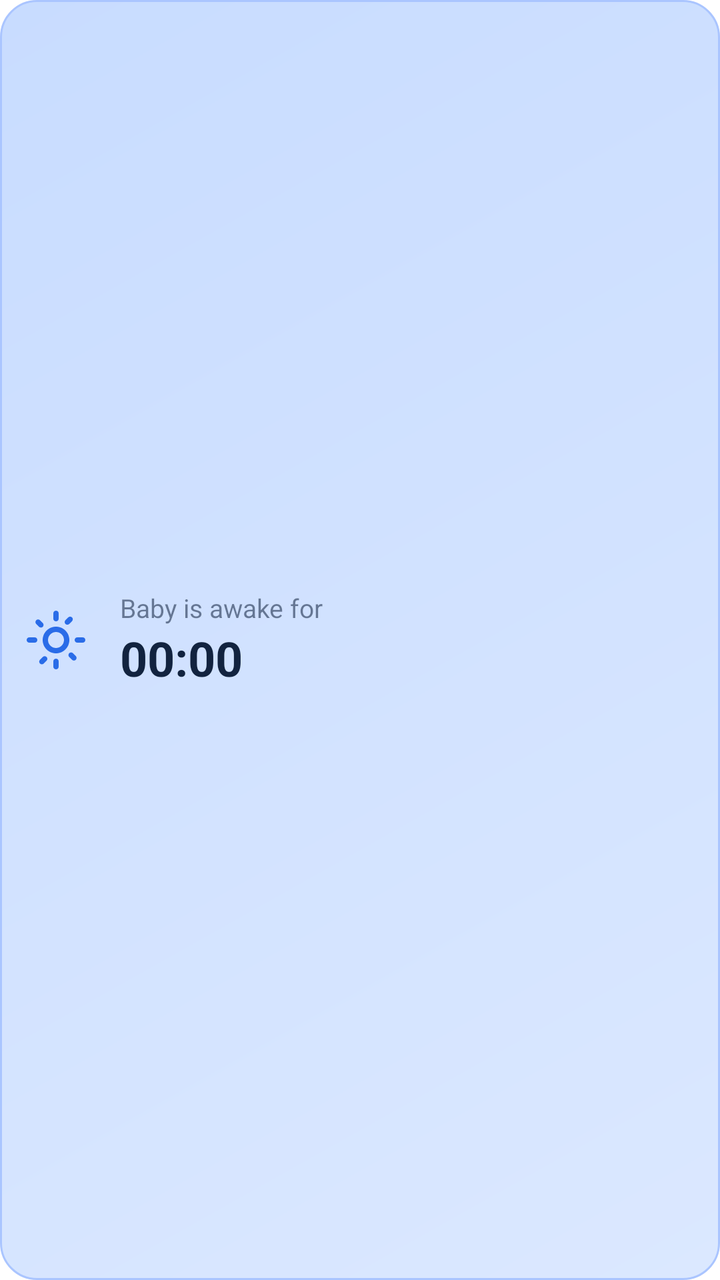
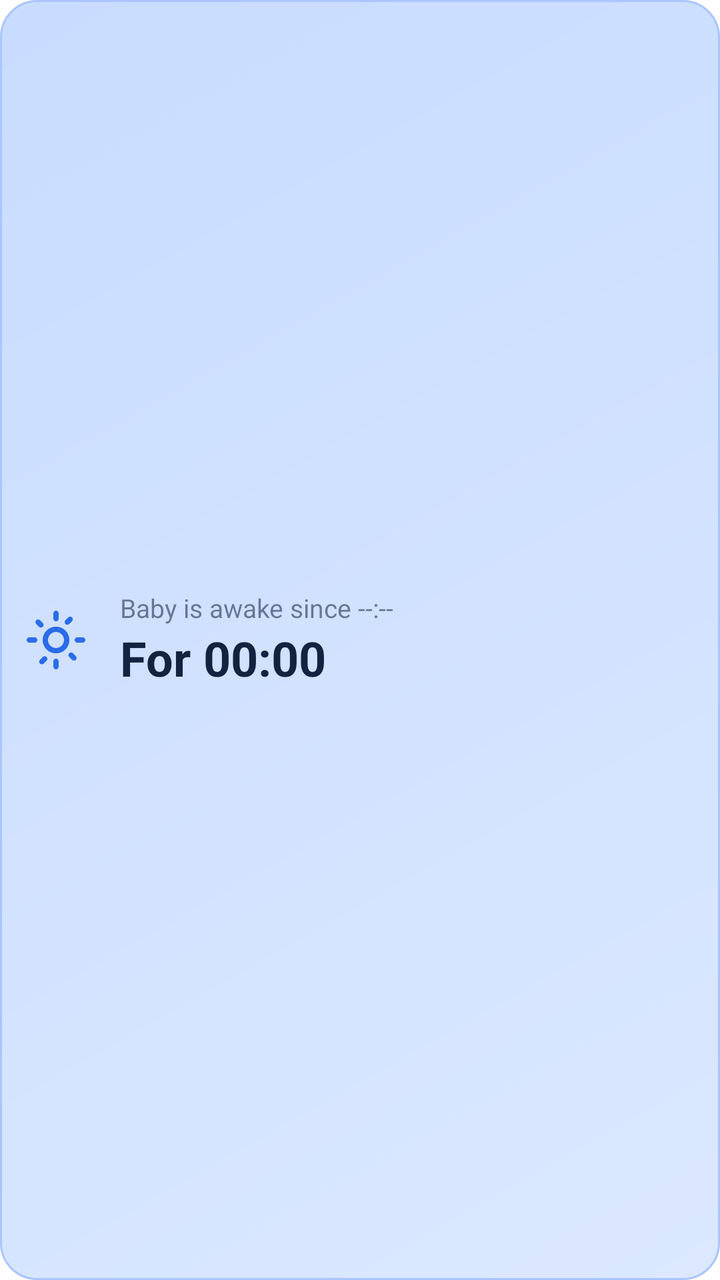

The first picture is an Android layout as it rendered before a commit; the second is the same layout after the commit. The layout source and the unified diff follow.
<!-- AndroidManifest.xml: fallback theme Theme.MaterialComponents.DayNight.NoActionBar -->
<!-- res/layout/dante_sleep_widget_layout.xml -->
<?xml version="1.0" encoding="utf-8"?>
<LinearLayout xmlns:android="http://schemas.android.com/apk/res/android"
    android:id="@+id/widget_container"
    android:layout_width="match_parent"
    android:layout_height="match_parent"
    android:orientation="horizontal"
    android:gravity="center_vertical"
    android:padding="12dp"
    android:background="@drawable/widget_bg_awake">

    <ImageView
        android:id="@+id/widget_icon"
        android:layout_width="32dp"
        android:layout_height="32dp"
        android:layout_marginEnd="12dp"
        android:src="@drawable/ic_sun" />

    <LinearLayout
        android:layout_width="0dp"
        android:layout_height="wrap_content"
        android:layout_weight="1"
        android:orientation="vertical"
        android:layout_marginStart="4dp">

        <TextView
            android:id="@+id/widget_status_label"
            android:layout_width="wrap_content"
            android:layout_height="wrap_content"
            android:text="@string/widget_status_label_default"
            android:textSize="13sp"
            android:textColor="#9012233F" />

        <Chronometer
            android:id="@+id/widget_chronometer"
            android:layout_width="wrap_content"
            android:layout_height="wrap_content"
            android:textSize="24sp"
            android:textStyle="bold"
            android:textColor="#12233F" />
    </LinearLayout>

</LinearLayout>
<!-- resources referenced by this layout -->
<resources>
  <!-- drawable ic_sun (drawable) -->
  <vector xmlns:android="http://schemas.android.com/apk/res/android"
      android:width="24dp"
      android:height="24dp"
      android:viewportWidth="24"
      android:viewportHeight="24">
    <path
        android:fillColor="#FF2A6CE8"
        android:pathData="M12,9c1.65,0 3,1.35 3,3s-1.35,3 -3,3s-3,-1.35 -3,-3s1.35,-3 3,-3 M12,7c-2.76,0 -5,2.24 -5,5s2.24,5 5,5s5,-2.24 5,-5s-2.24,-5 -5,-5L12,7z M2,13l2,0c0.55,0 1,-0.45 1,-1s-0.45,-1 -1,-1L2,11c-0.55,0 -1,0.45 -1,1s0.45,1 1,1z M20,13l2,0c0.55,0 1,-0.45 1,-1s-0.45,-1 -1,-1l-2,0c-0.55,0 -1,0.45 -1,1s0.45,1 1,1z M11,2l0,2c0,0.55 0.45,1 1,1s1,-0.45 1,-1L13,2c0,-0.55 -0.45,-1 -1,-1S11,1.45 11,2z M11,20l0,2c0,0.55 0.45,1 1,1s1,-0.45 1,-1l0,-2c0,-0.55 -0.45,-1 -1,-1S11,19.45 11,20z M5.99,4.58c-0.39,-0.39 -1.03,-0.39 -1.41,0s-0.39,1.03 0,1.41l1.06,1.06c0.39,0.39 1.03,0.39 1.41,0s0.39,-1.03 0,-1.41L5.99,4.58z M18.36,16.95c-0.39,-0.39 -1.03,-0.39 -1.41,0s-0.39,1.03 0,1.41l1.06,1.06c0.39,0.39 1.03,0.39 1.41,0s0.39,-1.03 0,-1.41L18.36,16.95z M7.05,18.36l-1.06,1.06c-0.39,0.39 -0.39,1.03 0,1.41s1.03,0.39 1.41,0l1.06,-1.06c0.39,-0.39 0.39,-1.03 0,-1.41s-1.02,-0.38 -1.41,0z M16.95,5.99l1.06,-1.06c0.39,-0.39 0.39,-1.03 0,-1.41s-1.03,-0.39 -1.41,0l-1.06,1.06c-0.39,0.39 -0.39,1.03 0,1.41s1.02,0.39 1.41,0z"/>
  </vector>
  <!-- drawable widget_bg_awake (drawable) -->
  <?xml version="1.0" encoding="utf-8"?>
  <shape xmlns:android="http://schemas.android.com/apk/res/android"
      android:shape="rectangle">
      <gradient
          android:startColor="#DBE8FF"
          android:endColor="#C8DCFF"
          android:angle="135" />
      <corners android:radius="18dp" />
      <stroke
          android:width="1dp"
          android:color="#AAC5FF" />
  </shape>
  <string name="widget_status_label_default">Baby is awake for</string>
</resources>

<!-- the commit's change to res/layout/dante_sleep_widget_layout.xml (unified diff, before → after) -->
@@ -30,13 +30,30 @@
             android:textSize="13sp"
             android:textColor="#9012233F" />
 
-        <Chronometer
-            android:id="@+id/widget_chronometer"
+        <LinearLayout
             android:layout_width="wrap_content"
             android:layout_height="wrap_content"
-            android:textSize="24sp"
-            android:textStyle="bold"
-            android:textColor="#12233F" />
+            android:orientation="horizontal"
+            android:gravity="center_vertical">
+
+            <TextView
+                android:id="@+id/widget_duration_prefix"
+                android:layout_width="wrap_content"
+                android:layout_height="wrap_content"
+                android:text="@string/widget_duration_prefix_default"
+                android:textSize="24sp"
+                android:textStyle="bold"
+                android:textColor="#12233F"
+                android:layout_marginEnd="6dp" />
+
+            <Chronometer
+                android:id="@+id/widget_chronometer"
+                android:layout_width="wrap_content"
+                android:layout_height="wrap_content"
+                android:textSize="24sp"
+                android:textStyle="bold"
+                android:textColor="#12233F" />
+        </LinearLayout>
     </LinearLayout>
 
 </LinearLayout>
<!-- resource entries referenced after the edit -->
@@ -23,6 +23,7 @@
           android:width="1dp"
           android:color="#AAC5FF" />
   </shape>
-  <string name="widget_status_label_default">Baby is awake for</string>
+  <string name="widget_duration_prefix_default">For </string>
+  <string name="widget_status_label_default">Baby is awake since --:--</string>
 </resources>
 
